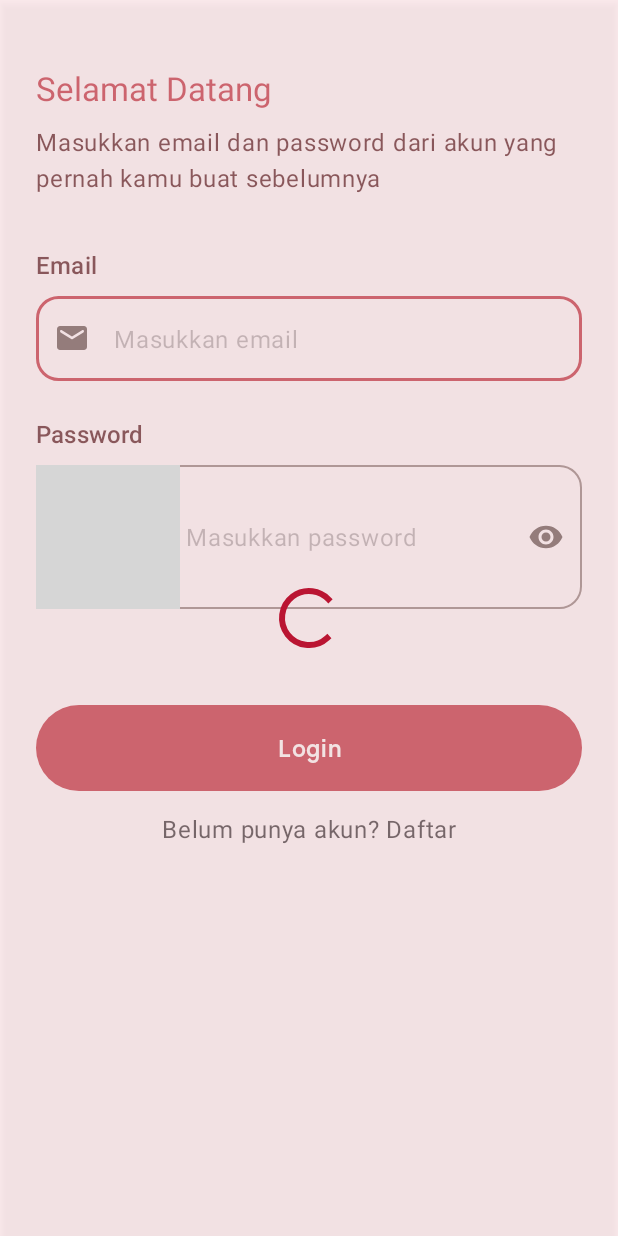
After one commit to akbarhmu/Ambunow-MD, an Android app: the layout fragment_login.xml on its own in the app's theme, with its tools: preview values and no code run, on a phone screen of 412 x 824 dp. The commit adds this screen. Run offline under Robolectric (Android 15) with nearby library versions, the phone set to English and light mode, and no system bars; grey boxes are pictures that could not be loaded.

Commit message:
feat: implements login

```diff
--- a/app/build.gradle.kts
+++ b/app/build.gradle.kts
@@ -60,4 +60,5 @@ dependencies {
     // Firebase
     implementation(platform(libs.firebase.bom))
     implementation(libs.firebase.auth.ktx)
+    implementation(libs.firebase.firestore.ktx)
 }
--- a/app/src/main/java/braincore/megalogic/ambunow/di/AppModule.kt
+++ b/app/src/main/java/braincore/megalogic/ambunow/di/AppModule.kt
@@ -1,5 +1,6 @@
 package braincore.megalogic.ambunow.di
 
+import braincore.megalogic.ambunow.ui.features.auth.login.LoginViewModel
 import braincore.megalogic.ambunow.ui.features.splashscreen.SplashScreenViewModel
 import org.koin.androidx.viewmodel.dsl.viewModelOf
 import org.koin.dsl.module
@@ -11,5 +12,6 @@ object AppModule {
 
     private val viewModels = module {
         viewModelOf(::SplashScreenViewModel)
+        viewModelOf(::LoginViewModel)
     }
 }
--- /dev/null
+++ b/app/src/main/java/braincore/megalogic/ambunow/utils/Util.kt
@@ -0,0 +1,5 @@
+package braincore.megalogic.ambunow.utils
+
+import android.util.Patterns
+
+fun CharSequence?.isValidEmail() = !isNullOrEmpty() && Patterns.EMAIL_ADDRESS.matcher(this).matches()
--- /dev/null
+++ b/app/src/main/res/layout/fragment_login.xml
@@ -0,0 +1,152 @@
+<?xml version="1.0" encoding="utf-8"?>
+<androidx.constraintlayout.widget.ConstraintLayout xmlns:android="http://schemas.android.com/apk/res/android"
+    xmlns:app="http://schemas.android.com/apk/res-auto"
+    xmlns:tools="http://schemas.android.com/tools"
+    android:layout_width="match_parent"
+    android:layout_height="match_parent"
+    tools:context=".ui.features.auth.login.LoginFragment">
+
+    <androidx.core.widget.NestedScrollView
+        android:layout_width="match_parent"
+        android:layout_height="match_parent"
+        app:layout_behavior="@string/appbar_scrolling_view_behavior">
+
+        <LinearLayout
+            android:layout_width="match_parent"
+            android:layout_height="wrap_content"
+            android:orientation="vertical"
+            android:paddingHorizontal="24dp"
+            android:paddingVertical="44dp">
+
+            <TextView
+                style="@style/TextAppearance.Material3.TitleLarge"
+                android:layout_width="match_parent"
+                android:layout_height="wrap_content"
+                android:fontFamily="@font/maison_neue_bold"
+                android:text="@string/login_header_title"
+                android:textColor="?attr/colorPrimary"
+                android:textSize="22sp" />
+
+            <TextView
+                style="@style/TextAppearance.Material3.BodyLarge"
+                android:layout_width="match_parent"
+                android:layout_height="wrap_content"
+                android:layout_marginTop="10dp"
+                android:fontFamily="@font/maison_neue_book"
+                android:text="@string/login_header_description"
+                android:textColor="?attr/colorOnPrimaryContainer"
+                android:textSize="16sp" />
+
+            <TextView
+                style="@style/TextAppearance.Material3.TitleMedium"
+                android:layout_width="match_parent"
+                android:layout_height="wrap_content"
+                android:layout_marginTop="36dp"
+                android:fontFamily="@font/maison_neue_medium"
+                android:text="@string/title_email"
+                android:textColor="?attr/colorOnPrimaryContainer"
+                android:textSize="16sp" />
+
+            <com.google.android.material.textfield.TextInputLayout
+                android:id="@+id/input_email"
+                style="@style/Widget.Material3.TextInputLayout.OutlinedBox"
+                android:layout_width="match_parent"
+                android:layout_height="wrap_content"
+                android:layout_marginTop="10dp"
+                app:boxCornerRadiusBottomEnd="15dp"
+                app:boxCornerRadiusBottomStart="15dp"
+                app:boxCornerRadiusTopEnd="15dp"
+                app:boxCornerRadiusTopStart="15dp"
+                app:hintEnabled="false"
+                app:startIconDrawable="@drawable/ic_round_email">
+
+                <com.google.android.material.textfield.TextInputEditText
+                    style="@style/Widget.Material3.TextInputEditText.OutlinedBox"
+                    android:layout_width="match_parent"
+                    android:layout_height="wrap_content"
+                    android:autofillHints="emailAddress"
+                    android:hint="@string/hint_email"
+                    android:imeOptions="actionNext"
+                    android:inputType="textEmailAddress"
+                    android:singleLine="true" />
+
+            </com.google.android.material.textfield.TextInputLayout>
+
+            <TextView
+                style="@style/TextAppearance.Material3.TitleMedium"
+                android:layout_width="match_parent"
+                android:layout_height="wrap_content"
+                android:layout_marginTop="24dp"
+                android:fontFamily="@font/maison_neue_medium"
+                android:text="@string/title_password"
+                android:textColor="?attr/colorOnPrimaryContainer"
+                android:textSize="16sp" />
+
+            <com.google.android.material.textfield.TextInputLayout
+                android:id="@+id/input_password"
+                style="@style/Widget.Material3.TextInputLayout.OutlinedBox"
+                android:layout_width="match_parent"
+                android:layout_height="wrap_content"
+                android:layout_marginTop="10dp"
+                app:boxCornerRadiusBottomEnd="15dp"
+                app:boxCornerRadiusBottomStart="15dp"
+                app:boxCornerRadiusTopEnd="15dp"
+                app:boxCornerRadiusTopStart="15dp"
+                app:endIconMode="password_toggle"
+                app:hintEnabled="false"
+                app:startIconDrawable="@drawable/ic_round_key">
+
+                <com.google.android.material.textfield.TextInputEditText
+                    style="@style/Widget.Material3.TextInputEditText.OutlinedBox"
+                    android:layout_width="match_parent"
+                    android:layout_height="wrap_content"
+                    android:autofillHints="password"
+                    android:hint="@string/hint_password"
+                    android:imeOptions="actionDone"
+                    android:inputType="textPassword"
+                    android:singleLine="true" />
+
+            </com.google.android.material.textfield.TextInputLayout>
+
+            <Button
+                android:id="@+id/btn_login"
+                android:layout_width="match_parent"
+                android:layout_height="wrap_content"
+                android:layout_marginTop="60dp"
+                android:fontFamily="@font/maison_neue_demi"
+                android:padding="17dp"
+                android:text="@string/title_login"
+                android:textAppearance="@style/TextAppearance.Material3.BodyLarge" />
+
+            <TextView
+                style="@style/TextAppearance.Material3.BodyLarge"
+                android:layout_width="match_parent"
+                android:layout_height="wrap_content"
+                android:layout_marginTop="10dp"
+                android:fontFamily="@font/maison_neue_demi"
+                android:text="@string/text_login_no_account"
+                android:textAlignment="center" />
+        </LinearLayout>
+    </androidx.core.widget.NestedScrollView>
+
+    <androidx.constraintlayout.widget.ConstraintLayout
+        android:id="@+id/progress_bar"
+        android:layout_width="match_parent"
+        android:layout_height="match_parent"
+        android:background="@color/container_40"
+        android:elevation="4dp"
+        app:layout_constraintBottom_toBottomOf="parent"
+        app:layout_constraintEnd_toEndOf="parent"
+        app:layout_constraintStart_toStartOf="parent"
+        app:layout_constraintTop_toTopOf="parent">
+
+        <ProgressBar
+            android:layout_width="wrap_content"
+            android:layout_height="wrap_content"
+            app:layout_constraintBottom_toBottomOf="parent"
+            app:layout_constraintEnd_toEndOf="parent"
+            app:layout_constraintStart_toStartOf="parent"
+            app:layout_constraintTop_toTopOf="parent" />
+    </androidx.constraintlayout.widget.ConstraintLayout>
+
+</androidx.constraintlayout.widget.ConstraintLayout>
--- a/app/src/main/res/values/colors.xml
+++ b/app/src/main/res/values/colors.xml
@@ -61,4 +61,5 @@
     <color name="md_theme_dark_surfaceTint">#FFB3B0</color>
     <color name="md_theme_dark_outlineVariant">#534342</color>
     <color name="md_theme_dark_scrim">#000000</color>
+    <color name="container_40">#66FFDAD9</color>
 </resources>
--- a/app/src/main/res/values/strings.xml
+++ b/app/src/main/res/values/strings.xml
@@ -57,4 +57,8 @@
     <string name="title_password_confirmation">Konfirmasi Password</string>
     <string name="hint_password">Masukkan password</string>
     <string name="title_next">Selanjutnya</string>
+    <string name="login_header_title">Selamat Datang</string>
+    <string name="login_header_description">Masukkan email dan password dari akun yang pernah kamu buat sebelumnya</string>
+    <string name="text_login_no_account">Belum punya akun? Daftar</string>
+    <string name="title_login">Login</string>
 </resources>
--- a/gradle/libs.versions.toml
+++ b/gradle/libs.versions.toml
@@ -29,6 +29,7 @@ firebase-bom = { group = "com.google.firebase", name = "firebase-bom", version.r
 firebase-auth-ktx = { group = "com.google.firebase", name = "firebase-auth-ktx" }
 koin-android = { group = "io.insert-koin", name = "koin-android", version.ref = "koin" }
 preferences-data-store = { group = "androidx.datastore", name = "datastore-preferences", version.ref = "datastore" }
+firebase-firestore-ktx = { group = "com.google.firebase", name = "firebase-firestore-ktx" }
 
 [plugins]
 androidApplication = { id = "com.android.application", version.ref = "agp" }
```
Also changed, not shown: app/src/main/java/braincore/megalogic/ambunow/data/repository/UserRepository.kt (+18 -0 lines), app/src/main/java/braincore/megalogic/ambunow/data/source/remote/datasource/AuthenticationDataSource.kt (added, +21 -0 lines), app/src/main/java/braincore/megalogic/ambunow/data/source/remote/model/RemoteUser.kt (added, +13 -0 lines), app/src/main/java/braincore/megalogic/ambunow/di/CoreModule.kt (+15 -8 lines), app/src/main/java/braincore/megalogic/ambunow/ui/features/auth/login/LoginFragment.kt (added, +111 -0 lines), app/src/main/java/braincore/megalogic/ambunow/ui/features/auth/login/LoginViewModel.kt (added, +24 -0 lines), app/src/main/java/braincore/megalogic/ambunow/utils/FirebaseUtil.kt (added, +21 -0 lines), app/src/main/java/braincore/megalogic/ambunow/utils/Fragment.kt (added, +22 -0 lines), app/src/main/res/navigation/nav_auth.xml (+6 -1 lines).
